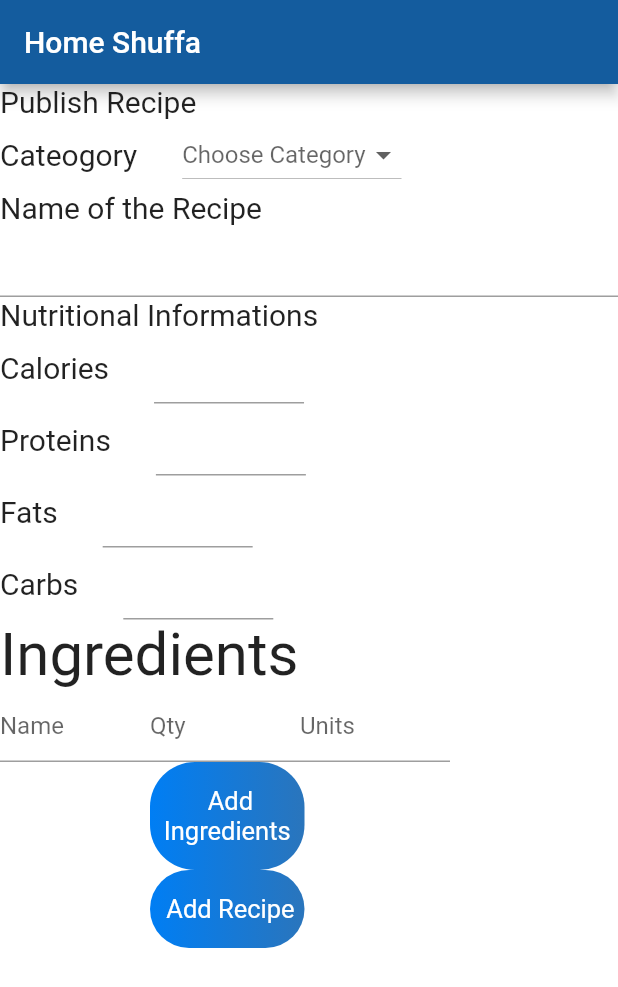
After one commit to piffaisgorgeous/recipe_application, a Flutter app: the PublishRecipe screen opened directly, on a phone screen of 412 x 824 dp. The commit adds this screen. Shown: the top 987 px of the screen. Run offline on Flutter 3.47's test engine with Material 2 defaults, Android fonts, the phone set to English and light mode, and no system bars; our stand-ins replace cloud_firestore, firebase_auth, firebase_core, firebase_storage, shared_preferences; accounts and stored records are empty.

Commit message:
create publishRecipe

```diff
--- a/lib/services/database.dart
+++ b/lib/services/database.dart
@@ -21,6 +21,20 @@ class DatabaseMethods {
     });
   }
 
+  uploadRecipeInfo(String chosenCategory, String recipeName, userMap) {
+     FirebaseFirestore.instance.collection('recipes')
+     .doc('recipes')
+     .collection(chosenCategory)
+     .doc('category')
+     .collection(recipeName)
+     .doc()
+     .set(userMap)
+     .catchError((e) {
+      print(e.toString());
+    });
+
+  }
+
   createChatRoom(String chatRoomId, chatRoomMap) {
     FirebaseFirestore.instance
         .collection("ChatRoom")
@@ -36,11 +50,11 @@ class DatabaseMethods {
         .collection("ChatRoom")
         .doc(chatRoomId)
         .collection("chats")
-        .orderBy("time",descending : false)
+        .orderBy("time", descending: false)
         .snapshots();
   }
 
- addConversationMessages(String chatRoomId, messageMap) {
+  addConversationMessages(String chatRoomId, messageMap) {
     FirebaseFirestore.instance
         .collection("ChatRoom")
         .doc(chatRoomId)
@@ -51,16 +65,10 @@ class DatabaseMethods {
     });
   }
 
-
   getChatRooms(String userName) async {
     return await FirebaseFirestore.instance
         .collection("ChatRoom")
         .where("users", arrayContains: userName)
         .snapshots();
   }
-
-
-
-
-
 }
--- /dev/null
+++ b/lib/views/publishRecipe.dart
@@ -0,0 +1,253 @@
+import 'package:flutter/material.dart';
+import 'package:recipe_application/services/database.dart';
+import 'package:recipe_application/widget/widget.dart';
+
+class PublishRecipe extends StatefulWidget {
+  final String userName;
+  final String userEmail;
+  PublishRecipe({this.userName, this.userEmail});
+  @override
+  _PublishRecipeState createState() => _PublishRecipeState();
+}
+
+class _PublishRecipeState extends State<PublishRecipe> {
+  DatabaseMethods databaseMethods = new DatabaseMethods();
+  TextEditingController recipeName = TextEditingController();
+  TextEditingController start_name_ingredients = new TextEditingController();
+  TextEditingController start_qty_ingredients = new TextEditingController();
+  TextEditingController start_units_ingredients = new TextEditingController();
+  String chosenCategory, calories, fats, proteins, carbs;
+  List _category = [
+    'soup',
+    'salad',
+  ];
+  List<Ingredients> ingredients = [];
+
+  publish() {
+    Map<String, dynamic> userMap = {
+      "email": widget.userEmail,
+      "user_name": widget.userName
+    };
+
+       databaseMethods.uploadRecipeInfo(
+          chosenCategory, recipeName.text, userMap);
+
+
+  }
+
+  createDialog(BuildContext context) {
+    TextEditingController name_ingredients = new TextEditingController();
+    TextEditingController qty_ingredients = new TextEditingController();
+    TextEditingController units_ingredients = new TextEditingController();
+    int length;
+    return showDialog(
+        context: context,
+        builder: (context) {
+          return AlertDialog(
+            title: Text('Ingredients'),
+            content: Column(
+              children: [
+                TextField(
+                  controller: name_ingredients,
+                ),
+                Row(
+                  children: [
+                    TextField(controller: qty_ingredients),
+                    TextField(
+                      controller: units_ingredients,
+                    ),
+                  ],
+                )
+              ],
+            ),
+            actions: <Widget>[
+              MaterialButton(
+                  elevation: 5.0,
+                  child: Text('Done'),
+                  onPressed: () {
+                    length = ingredients.length;
+                    if (length != 0) {
+                      ingredients.insert(
+                          length,
+                          Ingredients(
+                              nameIngredients: name_ingredients.text,
+                              qtyIngredients:
+                                  double.parse(qty_ingredients.text),
+                              units: units_ingredients.text));
+                    } else {
+                      ingredients.insert(
+                          0,
+                          Ingredients(
+                              nameIngredients: name_ingredients.text,
+                              qtyIngredients:
+                                  double.parse(qty_ingredients.text),
+                              units: units_ingredients.text));
+                    }
+                    Navigator.pop(context);
+                  })
+            ],
+          );
+        });
+  }
+
+  @override
+  Widget build(BuildContext context) {
+    return Scaffold(
+      backgroundColor: Colors.white,
+      appBar: AppBar(title: Text('Home Shuffa')),
+      body: SingleChildScrollView(
+        child: Column(crossAxisAlignment: CrossAxisAlignment.start, children: [
+          Text('Publish Recipe', style: TextStyle(fontSize: 20.0)),
+          Row(
+            children: [
+              Text('Cateogory', style: TextStyle(fontSize: 20)),
+              SizedBox(width: 30.0),
+              DropdownButton(
+                  hint: Text('Choose Category'),
+                  value: chosenCategory,
+                  onChanged: (value) {
+                    setState(() {
+                      chosenCategory = value;
+                    });
+                  },
+                  items: _category.map((value) {
+                    return DropdownMenuItem(
+                      value: value,
+                      child: Text(value),
+                    );
+                  }).toList())
+            ],
+          ),
+          Text('Name of the Recipe', style: TextStyle(fontSize: 20)),
+          TextField(
+            controller: recipeName,
+          ),
+          Text('Nutritional Informations', style: TextStyle(fontSize: 20)),
+          Row(
+            children: [
+              Text('Calories', style: TextStyle(fontSize: 20)),
+              SizedBox(width: 30.0),
+              Container(width: 100.0, child: TextField()),
+            ],
+          ),
+          Row(
+            children: [
+              Text('Proteins', style: TextStyle(fontSize: 20)),
+              SizedBox(width: 30.0),
+              Container(width: 100.0, child: TextField()),
+            ],
+          ),
+          Row(
+            children: [
+              Text('Fats', style: TextStyle(fontSize: 20)),
+              SizedBox(width: 30.0),
+              Container(width: 100.0, child: TextField()),
+            ],
+          ),
+          Row(
+            children: [
+              Text('Carbs', style: TextStyle(fontSize: 20)),
+              SizedBox(width: 30.0),
+              Container(width: 100.0, child: TextField()),
+            ],
+          ),
+          Text('Ingredients', style: TextStyle(fontSize: 40)),
+          ingredients.length == 0
+              ? Row(
+                  children: [
+                    Container(
+                        width: 100.0,
+                        child: TextField(
+                          controller: start_name_ingredients,
+                          decoration: InputDecoration(hintText: 'Name'),
+                        )),
+                    Container(
+                        width: 100.0,
+                        child: TextField(
+                            controller: start_qty_ingredients,
+                            decoration: InputDecoration(hintText: 'Qty'))),
+                    Container(
+                        width: 100.0,
+                        child: TextField(
+                            controller: start_units_ingredients,
+                            decoration: InputDecoration(hintText: 'Units'))),
+                  ],
+                )
+              : ListView.builder(
+                  itemCount: ingredients.length,
+                  itemBuilder: (BuildContext context, int index) {
+                    return Container(
+                      child: Row(
+                        children: [
+                          Text('${ingredients[index].nameIngredients}'),
+                          Text('${ingredients[index].qtyIngredients}'),
+                          Text('${ingredients[index].units}')
+                        ],
+                      ),
+                    );
+                  }),
+          Padding(
+            padding: const EdgeInsets.only(left: 100.0),
+            child: InkWell(
+                          child: GestureDetector(
+                onTap: () {
+                  //createDialog(context);
+                  publish();
+                },
+                child: Container(
+                  padding: EdgeInsets.symmetric(vertical: 16),
+                  decoration: BoxDecoration(
+                      borderRadius: BorderRadius.circular(30),
+                      gradient: LinearGradient(
+                        colors: [
+                          const Color(0xff007EF4),
+                          const Color(0xff2A75BC)
+                        ],
+                      )),
+                  width: MediaQuery.of(context).size.width / 4,
+                  child: Text(
+                    " Add Ingredients",
+                    style: biggerTextStyle(),
+                    textAlign: TextAlign.center,
+                  ),
+                ),
+              ),
+            ),
+          ),
+          Padding(
+            padding: const EdgeInsets.only(left: 100.0),
+            child: GestureDetector(
+              onTap: () {
+                publish();
+              },
+              child: Container(
+                padding: EdgeInsets.symmetric(vertical: 16),
+                decoration: BoxDecoration(
+                    borderRadius: BorderRadius.circular(30),
+                    gradient: LinearGradient(
+                      colors: [
+                        const Color(0xff007EF4),
+                        const Color(0xff2A75BC)
+                      ],
+                    )),
+                width: MediaQuery.of(context).size.width / 4,
+                child: Text(
+                  " Add Recipe",
+                  style: biggerTextStyle(),
+                  textAlign: TextAlign.center,
+                ),
+              ),
+            ),
+          ),
+        ]),
+      ),
+    );
+  }
+}
+
+class Ingredients {
+  final String nameIngredients;
+  final double qtyIngredients;
+  final String units;
+  Ingredients({this.nameIngredients, this.qtyIngredients, this.units});
+}
--- a/lib/views/signin.dart
+++ b/lib/views/signin.dart
@@ -2,6 +2,7 @@ import 'package:cloud_firestore/cloud_firestore.dart';
 import 'package:recipe_application/helper/helperfunctions.dart';
 import 'package:recipe_application/services/auth.dart';
 import 'package:recipe_application/services/database.dart';
+import 'package:recipe_application/views/publishRecipe.dart';
 //import 'package:recipe_application/views/home.dart';
 // import 'package:recipe_application/views/chatRoomsScreen.dart';
 import 'package:recipe_application/widget/widget.dart';
@@ -48,8 +49,10 @@ class _SignInState extends State<SignIn> {
           .then((result) {
         if (result != null) {
           HelperFunctions.saveUserLoggedInSharedPreference(true);
-          // Navigator.pushReplacement(
-          //     context, MaterialPageRoute(builder: (context) => Home() ));
+          Navigator.pushReplacement(
+              context, MaterialPageRoute(builder: (context) => PublishRecipe(
+                userName:snapshotUserInfo.docs[0].data()["name"], userEmail: emailEditingController.text
+              ) ));
         }
       });
     }
--- a/lib/views/signup.dart
+++ b/lib/views/signup.dart
@@ -1,6 +1,7 @@
 import 'package:recipe_application/helper/helperfunctions.dart';
 import 'package:recipe_application/services/auth.dart';
 import 'package:recipe_application/services/database.dart';
+import 'package:recipe_application/views/publishRecipe.dart';
 //import 'package:recipe_application/views/home.dart';
 // import 'package:recipe_application/views/chatRoomsScreen.dart';
 // import 'package:recipe_application/views/signin.dart';
@@ -46,8 +47,10 @@ class _SignUpState extends State<SignUp> {
           .then((result) {
         databaseMethods.uploadUserInfo(userInfo);
         HelperFunctions.saveUserLoggedInSharedPreference(true);
-        // Navigator.pushReplacement(
-        //     context, MaterialPageRoute(builder: (context) => Home()));
+        Navigator.pushReplacement(
+            context, MaterialPageRoute(builder: (context) => PublishRecipe(
+                userName:usernameEditingController.text, userEmail: emailEditingController.text
+              )));
       });
     }
   }
```
